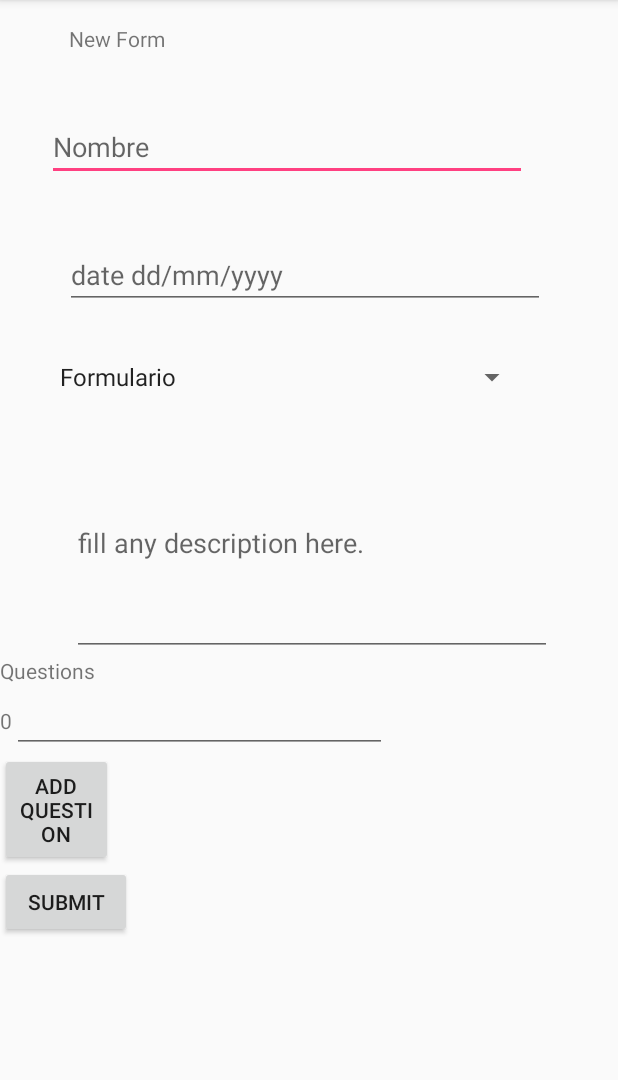
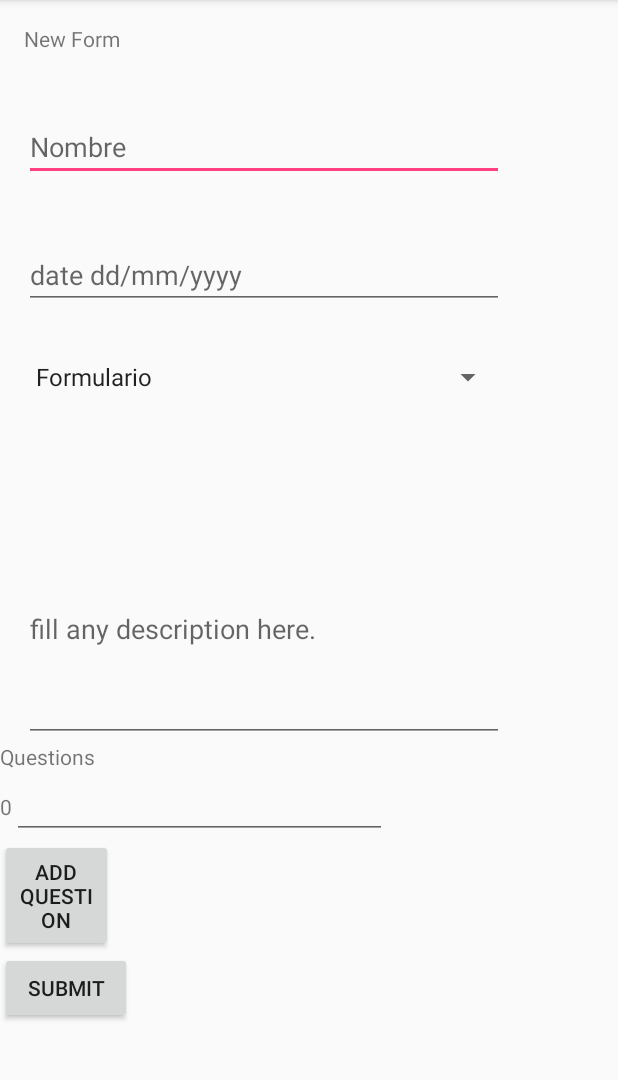
Before and after one commit to ICC-4102-APLICACIONESMOVILES/laboratorio-6-Diego-Beckdorf, an Android app: the screen it shows after launch (MainActivity), in the side drawer, after a tap on "New Form", on a phone screen of 412 x 824 dp, the part 84-1164 px from its top. Run offline under Robolectric (Android 15) with nearby library versions, the phone set to English and light mode, and no system bars; our stand-ins replace Room's generated code, Volley.

Commit message:
fix delete form interface callback

```diff
--- a/app/src/main/AndroidManifest.xml
+++ b/app/src/main/AndroidManifest.xml
@@ -26,7 +26,11 @@
                 <category android:name="android.intent.category.LAUNCHER" />
             </intent-filter>
         </activity>
-        <activity android:name=".Login"></activity>
+        <activity
+            android:name=".Login"
+            android:label="Lab Login"
+            android:theme="@style/AppTheme.NoActionBar">
+        </activity>
 
         <!--
         Location API
--- a/app/src/main/java/com/example/diego/continuos_lab/NewFormFragment.java
+++ b/app/src/main/java/com/example/diego/continuos_lab/NewFormFragment.java
@@ -13,6 +13,7 @@ import android.view.View;
 import android.view.ViewGroup;
 import android.widget.ArrayAdapter;
 import android.widget.Button;
+import android.widget.EditText;
 import android.widget.ListView;
 import android.widget.Spinner;
 import android.widget.TextView;
@@ -26,6 +27,7 @@ import com.google.android.gms.location.FusedLocationProviderClient;
 
 import java.util.ArrayList;
 import java.util.Arrays;
+import java.util.Collections;
 import java.util.List;
 
 
@@ -39,12 +41,11 @@ import java.util.List;
  */
 public class NewFormFragment extends Fragment {
 
-    private MainActivity activity;
-    private List<String> questionStatementList;
+    private ArrayList<String> questionStatementList;
 
     public interface NewFormListener{
         void newForm(String name, String date, String category, String description,
-                     List<String> questionStatements);
+                     List<Question> questionList);
     }
     private NewFormListener listener;
 
@@ -59,8 +60,6 @@ public class NewFormFragment extends Fragment {
     @Override
     public void onCreate(Bundle savedInstanceState) {
         super.onCreate(savedInstanceState);
-        String[] baseList = new String[] {""};
-        questionStatementList = new ArrayList<String>(Arrays.asList(baseList));
     }
 
     @Override
@@ -76,35 +75,49 @@ public class NewFormFragment extends Fragment {
     public View onCreateView(LayoutInflater inflater, ViewGroup container,
                              Bundle savedInstanceState) {
         // Inflate the layout for this fragment
-        View view = inflater.inflate(R.layout.fragment_new_form, container, false);
+        final View view = inflater.inflate(R.layout.fragment_new_form, container, false);
 
-        this.activity = (MainActivity) getActivity();
-
-        final Button submitButton = view.findViewById(R.id.formSubmit);
-        submitButton.setOnClickListener(new View.OnClickListener() {
-            public void onClick(View v) {
-                TextView nameView = activity.findViewById(R.id.name);
-                final String name = nameView.getText().toString();
-                TextView dateView = activity.findViewById(R.id.date);
-                final String date = dateView.getText().toString();
-                Spinner categoryView = activity.findViewById(R.id.category);
-                final String category = categoryView.getSelectedItem().toString();
-                TextView descriptionView = activity.findViewById(R.id.description);
-                final String description = descriptionView.getText().toString();
-                listener.newForm(name, date, category, description, questionStatementList);
-            }
-        });
-
+        // Set question ListView Adapter
+        String[] array = {""};
+        questionStatementList= new ArrayList<String>(Arrays.asList(array));
         final ListView questionsContainerList = view.findViewById(R.id.questions_container_list);
         final NewQuestionListAdapter questionListAdapter = new NewQuestionListAdapter
                 (getContext(), questionStatementList);
         questionsContainerList.setAdapter(questionListAdapter);
 
+        // Set onClick for Add question button
         final Button addQuestionButton = view.findViewById(R.id.new_form_add_question_btn);
         addQuestionButton.setOnClickListener(new View.OnClickListener() {
             public void onClick(View v) {
-                questionStatementList.add("");
+                // TODO: check function to add new questions on mainthread
+                questionListAdapter.add("");
                 questionListAdapter.notifyDataSetChanged();
+            }
+        });
+
+        // Set onClick for Submit button
+        final Button submitButton = view.findViewById(R.id.formSubmit);
+        submitButton.setOnClickListener(new View.OnClickListener() {
+            public void onClick(View v) {
+                // Get basic form data
+                TextView nameView = view.findViewById(R.id.name);
+                final String name = nameView.getText().toString();
+                TextView dateView = view.findViewById(R.id.date);
+                final String date = dateView.getText().toString();
+                Spinner categoryView = view.findViewById(R.id.category);
+                final String category = categoryView.getSelectedItem().toString();
+                TextView descriptionView = view.findViewById(R.id.description);
+                final String description = descriptionView.getText().toString();
+                // Creating questions from statements
+                List<Question> questionList = new ArrayList<>();
+                ListView questionListView = view.findViewById(R.id.questions_container_list);
+                for (int i = 0; i < questionListView.getChildCount(); i++) {
+                    View questionListViewChild = questionListView.getChildAt(i);
+                    EditText questionStatement = questionListViewChild.findViewById(R.id.new_question_statement);
+                    String statement = questionStatement.getText().toString();
+                    questionList.add(new Question(statement));
+                }
+                listener.newForm(name, date, category, description, questionList);
             }
         });
         return view;
--- a/app/src/main/java/com/example/diego/continuos_lab/database/AppDatabase.java
+++ b/app/src/main/java/com/example/diego/continuos_lab/database/AppDatabase.java
@@ -11,7 +11,7 @@ import com.example.diego.continuos_lab.database_orm.Answer;
 import com.example.diego.continuos_lab.database_orm.AnswerSet;
 
 @Database(entities = {User.class, Form.class, Question.class, Answer.class, AnswerSet.class},
-        version = 2, exportSchema = false)
+        version = 3, exportSchema = false)
 public abstract class AppDatabase extends RoomDatabase {
     public abstract DaoAccess daoAccess() ;
 }
--- a/app/src/main/java/com/example/diego/continuos_lab/database_orm/Question.java
+++ b/app/src/main/java/com/example/diego/continuos_lab/database_orm/Question.java
@@ -2,6 +2,7 @@ package com.example.diego.continuos_lab.database_orm;
 
 import android.arch.persistence.room.Entity;
 import android.arch.persistence.room.ForeignKey;
+import android.arch.persistence.room.Ignore;
 import android.arch.persistence.room.PrimaryKey;
 import android.support.annotation.NonNull;
 
@@ -23,6 +24,11 @@ public class Question {
         this.statement = statement;
     }
 
+    @Ignore
+    public Question(String statement){
+        this.statement = statement;
+    }
+
     @NonNull
     public long getQuestionId() {return questionId;}
     public void setQuestionId(@NonNull long questionId) {this.questionId = questionId;}
--- a/app/src/main/java/com/example/diego/continuos_lab/layout_helpers/FormListAdapter.java
+++ b/app/src/main/java/com/example/diego/continuos_lab/layout_helpers/FormListAdapter.java
@@ -52,8 +52,6 @@ public class FormListAdapter extends ArrayAdapter<Form>{
         deleteButton.setOnClickListener(new View.OnClickListener() {
             public void onClick(View v) {
                 frag.getDeleterListener().callFormDelete(form);
-                MainActivity act = (MainActivity) getContext();
-                act.navChangeFragment(R.id.nav_forms);
             }
         });
         responseButton.setOnClickListener(new View.OnClickListener() {
--- a/app/src/main/res/layout/fragment_new_form.xml
+++ b/app/src/main/res/layout/fragment_new_form.xml
@@ -1,13 +1,13 @@
-<FrameLayout
+<ScrollView
     xmlns:android="http://schemas.android.com/apk/res/android"
-    xmlns:app="http://schemas.android.com/apk/res-auto"
     xmlns:tools="http://schemas.android.com/tools"
     android:layout_width="match_parent"
     android:layout_height="match_parent"
     tools:context="com.example.diego.continuos_lab.NewFormFragment">
-    <android.support.constraint.ConstraintLayout
+    <LinearLayout
+        android:orientation="vertical"
         android:layout_width="match_parent"
-        android:layout_height="match_parent">
+        android:layout_height="wrap_content">
 
         <!-- TODO: Update blank fragment layout -->
 
@@ -20,11 +20,7 @@
             android:layout_marginEnd="16dp"
             android:layout_marginStart="16dp"
             android:layout_marginTop="16dp"
-            android:text="@string/new_form_title"
-            app:layout_constraintBottom_toTopOf="@+id/name"
-            app:layout_constraintEnd_toEndOf="parent"
-            app:layout_constraintStart_toStartOf="parent"
-            app:layout_constraintTop_toTopOf="parent" />
+            android:text="@string/new_form_title" />
 
         <EditText
             android:id="@+id/name"
@@ -34,11 +30,7 @@
             android:layout_marginStart="16dp"
             android:ems="10"
             android:inputType="textPersonName"
-            android:hint="@string/form_name_hint"
-            app:layout_constraintBottom_toTopOf="@+id/date"
-            app:layout_constraintEnd_toEndOf="@+id/textView2"
-            app:layout_constraintStart_toStartOf="parent"
-            app:layout_constraintTop_toBottomOf="@+id/textView2" />
+            android:hint="@string/form_name_hint" />
 
         <EditText
             android:id="@+id/date"
@@ -49,11 +41,7 @@
             android:layout_marginStart="16dp"
             android:ems="10"
             android:hint="@string/form_date_hint"
-            android:inputType="date"
-            app:layout_constraintBottom_toTopOf="@+id/category"
-            app:layout_constraintEnd_toEndOf="parent"
-            app:layout_constraintStart_toStartOf="parent"
-            app:layout_constraintTop_toBottomOf="@+id/name" />
+            android:inputType="date" />
 
         <Spinner
             android:id="@+id/category"
@@ -61,11 +49,7 @@
             android:layout_width="320dp"
             android:layout_height="wrap_content"
             android:layout_marginBottom="57dp"
-            android:layout_marginStart="16dp"
-            app:layout_constraintBottom_toTopOf="@+id/description"
-            app:layout_constraintEnd_toEndOf="@+id/description"
-            app:layout_constraintStart_toStartOf="parent"
-            app:layout_constraintTop_toBottomOf="@+id/date" />
+            android:layout_marginStart="16dp" />
 
         <EditText
             android:id="@+id/description"
@@ -76,18 +60,13 @@
             android:layout_marginTop="24dp"
             android:ems="10"
             android:hint="@string/form_description_hint"
-            android:inputType="textMultiLine"
-            app:layout_constraintEnd_toEndOf="parent"
-            app:layout_constraintHorizontal_bias="0.571"
-            app:layout_constraintStart_toStartOf="parent"
-            app:layout_constraintTop_toBottomOf="@+id/category" />
+            android:inputType="textMultiLine" />
 
         <LinearLayout
             android:id="@+id/questions_container"
             android:layout_width="match_parent"
             android:layout_height="wrap_content"
-            android:orientation="vertical"
-            app:layout_constraintTop_toBottomOf="@+id/description">
+            android:orientation="vertical">
             <TextView
                 android:layout_width="match_parent"
                 android:layout_height="wrap_content"
@@ -111,9 +90,6 @@
             android:layout_height="wrap_content"
             android:layout_marginBottom="16dp"
             android:layout_marginEnd="8dp"
-            android:text="@string/new_form_submit"
-            app:layout_constraintTop_toBottomOf="@+id/questions_container"/>
-
-
-    </android.support.constraint.ConstraintLayout>
-</FrameLayout>
+            android:text="@string/new_form_submit"/>
+    </LinearLayout>
+</ScrollView>
```
Also changed, not shown: app/src/main/java/com/example/diego/continuos_lab/AnswerFormFragment.java (+20 -5 lines), app/src/main/java/com/example/diego/continuos_lab/MainActivity.java (+58 -13 lines), app/src/main/java/com/example/diego/continuos_lab/database_orm/Answer.java (+24 -1 lines), app/src/main/res/layout/answer_form_fragment.xml (deleted, +0 -18 lines), app/src/main/res/layout/fragment_answer_form.xml (added, +22 -0 lines).
